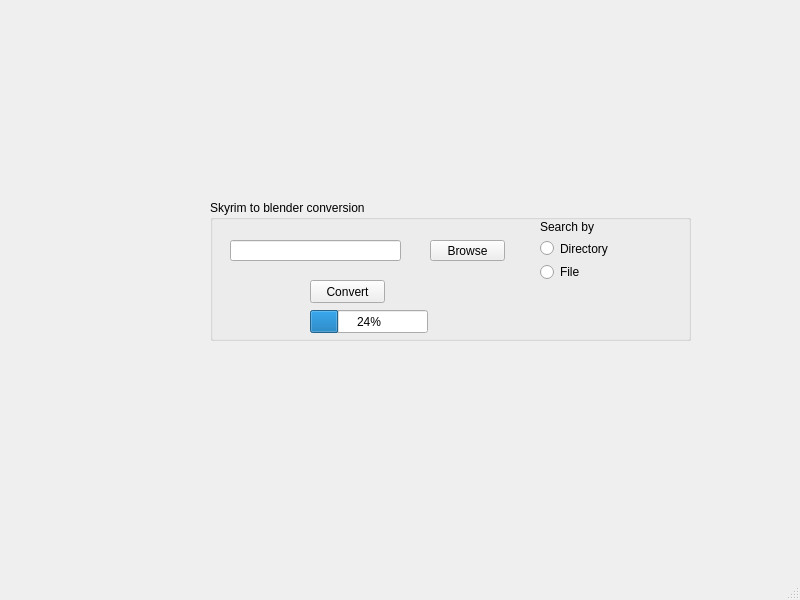
Before: the Qt Designer form view/window.ui in boubou37/nif_helper_tools, drawn with Qt 5.
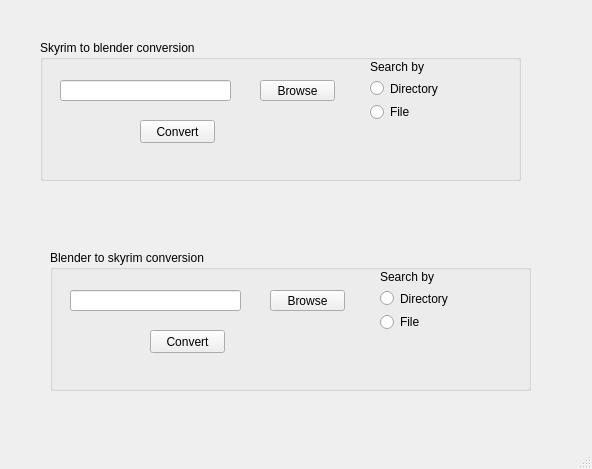
After: the same form once the commit is applied.

Commit message: added abstract class for nif cleaning

The edit to the form file:
```diff
--- a/view/window.ui
+++ b/view/window.ui
@@ -6,8 +6,8 @@
    <rect>
     <x>0</x>
     <y>0</y>
-    <width>800</width>
-    <height>600</height>
+    <width>592</width>
+    <height>469</height>
    </rect>
   </property>
   <property name="sizePolicy">
@@ -23,8 +23,8 @@
    <widget class="QGroupBox" name="groupBox">
     <property name="geometry">
      <rect>
-      <x>210</x>
-      <y>200</y>
+      <x>40</x>
+      <y>40</y>
       <width>481</width>
       <height>141</height>
      </rect>
@@ -104,19 +104,91 @@
       </item>
      </layout>
     </widget>
-    <widget class="QProgressBar" name="progressBar">
+   </widget>
+   <widget class="QGroupBox" name="groupBox_2">
+    <property name="geometry">
+     <rect>
+      <x>50</x>
+      <y>250</y>
+      <width>481</width>
+      <height>141</height>
+     </rect>
+    </property>
+    <property name="title">
+     <string>Blender to skyrim conversion</string>
+    </property>
+    <widget class="QPushButton" name="browseBS">
+     <property name="geometry">
+      <rect>
+       <x>220</x>
+       <y>40</y>
+       <width>75</width>
+       <height>21</height>
+      </rect>
+     </property>
+     <property name="text">
+      <string>Browse</string>
+     </property>
+    </widget>
+    <widget class="QLineEdit" name="pathTextBS">
+     <property name="geometry">
+      <rect>
+       <x>20</x>
+       <y>40</y>
+       <width>171</width>
+       <height>21</height>
+      </rect>
+     </property>
+     <property name="text">
+      <string/>
+     </property>
+    </widget>
+    <widget class="QPushButton" name="convertButtonBS">
      <property name="geometry">
       <rect>
        <x>100</x>
-       <y>110</y>
-       <width>118</width>
+       <y>80</y>
+       <width>75</width>
        <height>23</height>
       </rect>
      </property>
-     <property name="value">
-      <number>24</number>
+     <property name="text">
+      <string>Convert</string>
      </property>
     </widget>
+    <widget class="QWidget" name="verticalLayoutWidget_2">
+     <property name="geometry">
+      <rect>
+       <x>330</x>
+       <y>20</y>
+       <width>141</width>
+       <height>61</height>
+      </rect>
+     </property>
+     <layout class="QVBoxLayout" name="verticalLayout_2">
+      <item>
+       <widget class="QLabel" name="label_2">
+        <property name="text">
+         <string>Search by</string>
+        </property>
+       </widget>
+      </item>
+      <item>
+       <widget class="QRadioButton" name="radioDirSearchBS">
+        <property name="text">
+         <string>Directory</string>
+        </property>
+       </widget>
+      </item>
+      <item>
+       <widget class="QRadioButton" name="radioFileSearchBS">
+        <property name="text">
+         <string>File</string>
+        </property>
+       </widget>
+      </item>
+     </layout>
+    </widget>
    </widget>
   </widget>
   <widget class="QMenuBar" name="menubar">
```
Left out of the diff: 2 changed lines with no effect on the pictures. The commit also changes 5 other files.
